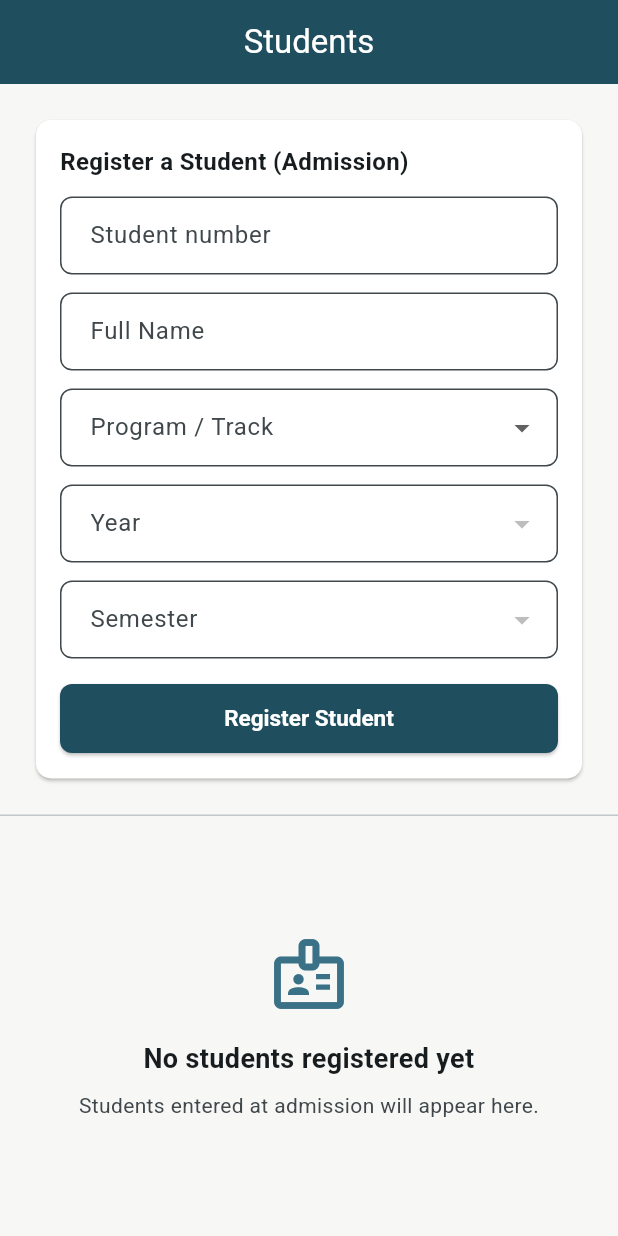
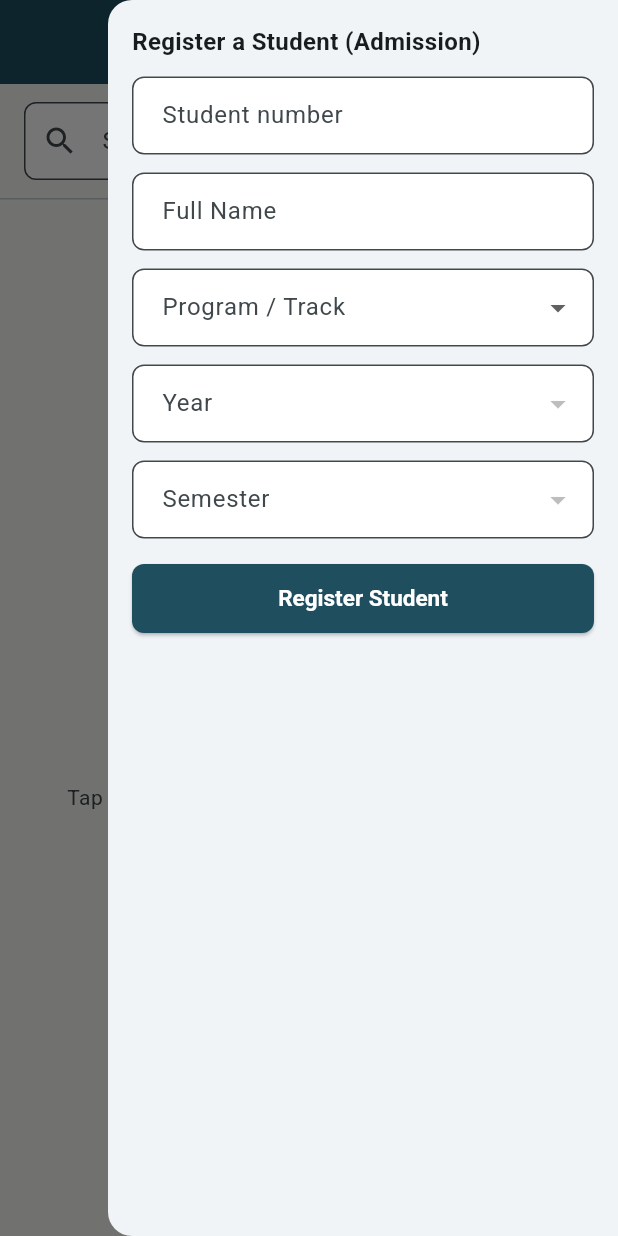
Before and after one commit to vextech1/rcsn, a Flutter app: the AdminStudentsScreen screen opened by its route, with the side drawer open (before the commit the screen has no drawer), on a phone screen of 412 x 824 dp. Run offline on Flutter 3.47's test engine with Material 3 defaults, Android fonts, the phone set to English and light mode, and no system bars; our stand-ins replace cached_network_image, cloud_firestore, file_picker, firebase_auth, firebase_core, firebase_messaging and 4 more; accounts and stored records are empty.

Commit message:
Students screen: search at the top, registration in a side drawer, bio data from each student's menu
The separate Student Bio Data tile and screen search are removed.

Co-Authored-By: Claude Sonnet 5.5 <noreply@anthropic.com>
Claude-Session: https://claude.ai/code/session_012gnatW2gaTwP5z91SfyzzK

```diff
--- a/lib/core/router/app_routes.dart
+++ b/lib/core/router/app_routes.dart
@@ -53,7 +53,7 @@ class AppRoutes {
   static const String registrarTutors = '/registrar/tutors';
   static const String registrarStudents = '/registrar/students';
   static const String registrarContentTypes = '/registrar/content-types';
-  static const String registrarBio = '/registrar/bio';
+  static const String registrarStudentBio = '/registrar/students/bio';
   static const String registrarStudentNumber = '/registrar/student-number';
 
   // Bursar
--- a/lib/screens/admin/students/admin_students_screen.dart
+++ b/lib/screens/admin/students/admin_students_screen.dart
@@ -1,6 +1,10 @@
 import 'package:flutter/material.dart';
+import 'package:go_router/go_router.dart';
 import '../../../core/constants/academic_structure.dart';
 import '../../../core/errors/app_failure.dart';
+import '../../../core/router/app_routes.dart';
+import '../../../core/utils/student_number.dart';
+import '../../../data/models/student_fee.dart';
 import '../../../data/models/student_record.dart';
 import '../../../data/models/tutor_account.dart' show AccountStatus;
 import '../../../data/repositories/student_number_repository.dart';
@@ -38,6 +42,9 @@ class _AdminStudentsScreenState extends State<AdminStudentsScreen> {
   final _repository = StudentRepository();
   final _nsinController = TextEditingController();
   final _nameController = TextEditingController();
+  final _searchController = TextEditingController();
+  final _scaffoldKey = GlobalKey<ScaffoldState>();
+  late final _students = _repository.watchAllStudents();
 
   ProgramType? _selectedTrack;
   int? _selectedYear;
@@ -50,6 +57,7 @@ class _AdminStudentsScreenState extends State<AdminStudentsScreen> {
   void dispose() {
     _nsinController.dispose();
     _nameController.dispose();
+    _searchController.dispose();
     super.dispose();
   }
 
@@ -87,8 +95,14 @@ class _AdminStudentsScreenState extends State<AdminStudentsScreen> {
       );
       _nsinController.clear();
       _nameController.clear();
+      if (mounted) {
+        _scaffoldKey.currentState?.closeEndDrawer();
+        ScaffoldMessenger.of(context).showSnackBar(
+          SnackBar(content: Text('Registered $name.')),
+        );
+      }
     } on AppFailure catch (e) {
-      setState(() => _error = e);
+      if (mounted) setState(() => _error = e);
     } finally {
       if (mounted) setState(() => _isSubmitting = false);
     }
@@ -133,17 +147,69 @@ class _AdminStudentsScreenState extends State<AdminStudentsScreen> {
     }
   }
 
+  void _openBio(String bioKey, String label) => context.push(
+        AppRoutes.registrarStudentBio,
+        extra: (bioKey: bioKey, label: label),
+      );
+
   @override
   Widget build(BuildContext context) {
     return Scaffold(
-      appBar: AppBar(title: const Text('Students')),
+      key: _scaffoldKey,
+      appBar: AppBar(
+        title: const Text('Students'),
+        actions: [
+          IconButton(
+            icon: const Icon(Icons.person_add),
+            tooltip: 'Register a student',
+            onPressed: () => _scaffoldKey.currentState?.openEndDrawer(),
+          ),
+        ],
+      ),
+      // Swiping is left to the system's back gesture.
+      endDrawerEnableOpenDragGesture: false,
+      endDrawer: _buildRegisterDrawer(),
       body: Column(
         children: [
           Padding(
-            padding: const EdgeInsets.all(20),
-            child: Card(
-              child: Padding(
-                padding: const EdgeInsets.all(16),
+            padding: const EdgeInsets.fromLTRB(16, 12, 16, 12),
+            child: TextField(
+              controller: _searchController,
+              decoration: InputDecoration(
+                labelText: 'Search name, student number or payment code',
+                prefixIcon: const Icon(Icons.search),
+                suffixIcon: _searchController.text.isEmpty
+                    ? null
+                    : IconButton(
+                        icon: const Icon(Icons.close),
+                        tooltip: 'Clear search',
+                        onPressed: () =>
+                            setState(_searchController.clear),
+                      ),
+              ),
+              onChanged: (_) => setState(() {}),
+            ),
+          ),
+          const Divider(height: 1),
+          Expanded(child: _buildStudentList()),
+        ],
+      ),
+    );
+  }
+
+  Widget _buildRegisterDrawer() {
+    return Drawer(
+      width: 340,
+      child: Builder(
+        builder: (context) => SafeArea(
+          child: SingleChildScrollView(
+            // Keeps the lower fields reachable above the keyboard.
+            padding: EdgeInsets.fromLTRB(
+              16,
+              16,
+              16,
+              16 + MediaQuery.viewInsetsOf(context).bottom,
+            ),
             child: Column(
               crossAxisAlignment: CrossAxisAlignment.stretch,
               children: [
@@ -197,16 +263,12 @@ class _AdminStudentsScreenState extends State<AdminStudentsScreen> {
           ),
         ),
       ),
-          const Divider(height: 1),
-          Expanded(child: _buildStudentList()),
-        ],
-      ),
     );
   }
 
   Widget _buildStudentList() {
     return StreamBuilder<List<StudentRecord>>(
-      stream: _repository.watchAllStudents(),
+      stream: _students,
       builder: (context, snapshot) {
         if (snapshot.connectionState == ConnectionState.waiting) {
           return const AppLoadingIndicator();
@@ -217,12 +279,42 @@ class _AdminStudentsScreenState extends State<AdminStudentsScreen> {
           );
         }
 
-        final students = snapshot.data ?? [];
+        final all = snapshot.data ?? [];
+        final query = _searchController.text.trim().toLowerCase();
+        final students = all
+            .where((s) =>
+                s.name.toLowerCase().contains(query) ||
+                s.nsin.toLowerCase().contains(query))
+            .toList()
+          ..sort(
+            (a, b) => a.name.toLowerCase().compareTo(b.name.toLowerCase()),
+          );
         if (students.isEmpty) {
-          return const AppEmptyState(
+          // A new student may only have a payment code so far.
+          final code = StudentFee.normalizeNumber(query);
+          if (StudentFee.numberError(code) == null) {
+            return ListView(
+              children: [
+                const ListTile(title: Text('No registered student matches.')),
+                ListTile(
+                  leading: const Icon(Icons.badge),
+                  title: Text('Bio data for payment code $code'),
+                  subtitle: const Text(
+                    'For a student with no student number yet',
+                  ),
+                  onTap: () => _openBio(code, 'Payment code $code'),
+                ),
+              ],
+            );
+          }
+          return AppEmptyState(
             icon: Icons.badge_outlined,
-            title: 'No students registered yet',
-            message: 'Students entered at admission will appear here.',
+            title: all.isEmpty
+                ? 'No students registered yet'
+                : 'No student matches',
+            message: all.isEmpty
+                ? 'Tap the add-person icon at the top to register one.'
+                : 'Check the name or student number.',
           );
         }
 
@@ -238,9 +330,19 @@ class _AdminStudentsScreenState extends State<AdminStudentsScreen> {
                 '${student.nsin} · Year ${student.year}, Sem ${student.semester} '
                 '· ${_statusLabel(student.status)}',
               ),
-              trailing: PopupMenuButton<AccountStatus>(
-                onSelected: (status) => _changeStatus(student, status),
+              trailing: PopupMenuButton<Object>(
+                onSelected: (choice) {
+                  if (choice is AccountStatus) {
+                    _changeStatus(student, choice);
+                  } else {
+                    _openBio(
+                      StudentNumber.bioKey(student.nsin),
+                      '${student.name} · ${student.nsin}',
+                    );
+                  }
+                },
                 itemBuilder: (context) => [
+                  const PopupMenuItem(value: 'bio', child: Text('Bio data')),
                   if (student.status != AccountStatus.active)
                     const PopupMenuItem(
                       value: AccountStatus.active,
--- a/lib/screens/registrar/dashboard/registrar_dashboard_screen.dart
+++ b/lib/screens/registrar/dashboard/registrar_dashboard_screen.dart
@@ -56,11 +56,6 @@ class RegistrarDashboardScreen extends StatelessWidget {
               label: 'Students',
               onTap: () => context.push(AppRoutes.registrarStudents),
             ),
-            DashboardTile(
-              icon: Icons.badge,
-              label: 'Student Bio Data',
-              onTap: () => context.push(AppRoutes.registrarBio),
-            ),
             // Only the Registrar may change it; the rules agree.
             if (context.watch<AuthProvider>().resolvedRole ==
                 UserRole.registrar)
```
Also changed, not shown: lib/core/router/app_router.dart (+11 -2 lines), lib/screens/registrar/bio/registrar_bio_screen.dart (deleted, +0 -179 lines), lib/screens/registrar/bio/student_bio_screen.dart (added, +148 -0 lines), 1 other file. Lines whose indentation alone changed are shown as unchanged.
